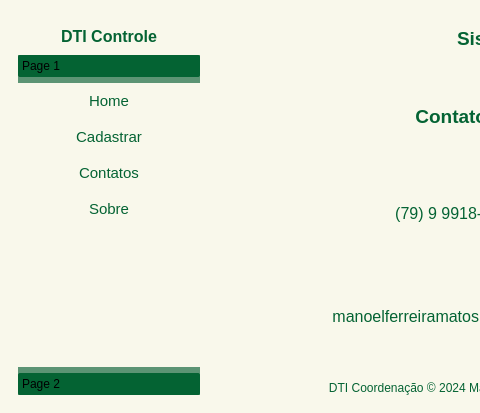
Above: ui_main.ui from ManelFer/SistemaDti1 before the change; both pictures show x 0 to 480 and y 0 to 413 of the 722 by 413 pixel window. Below: the same form after it.
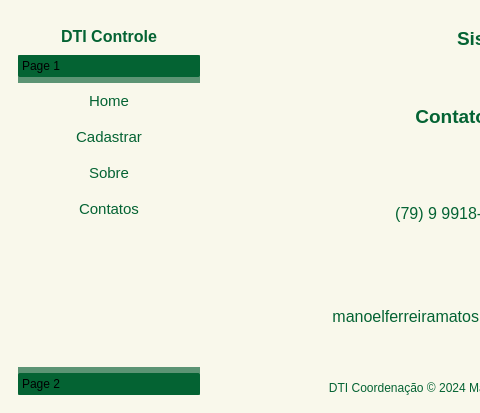
That is the form after the change. The open tabs and pages were chosen to show the change. Icons and pictures are not drawn.

Commit message:
alguns erros no designer
error no designer

```diff
--- a/ui_main.ui
+++ b/ui_main.ui
@@ -227,7 +227,7 @@
                  <cursorShape>PointingHandCursor</cursorShape>
                 </property>
                 <property name="text">
-                 <string>Contatos</string>
+                 <string>Sobre</string>
                 </property>
                </widget>
               </item>
@@ -248,7 +248,7 @@
                  <cursorShape>PointingHandCursor</cursorShape>
                 </property>
                 <property name="text">
-                 <string>Sobre</string>
+                 <string>Contatos</string>
                 </property>
                </widget>
               </item>
```
Left out of the diff: 4 changed lines with no effect on the pictures. The commit also changes 1 other file.
